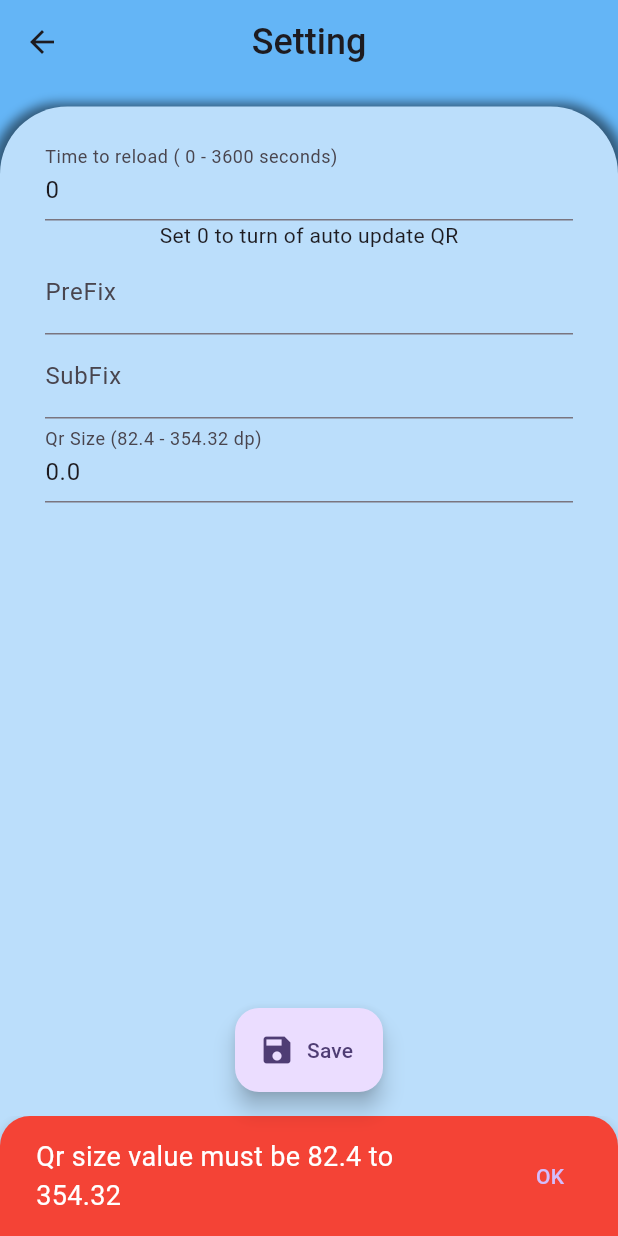
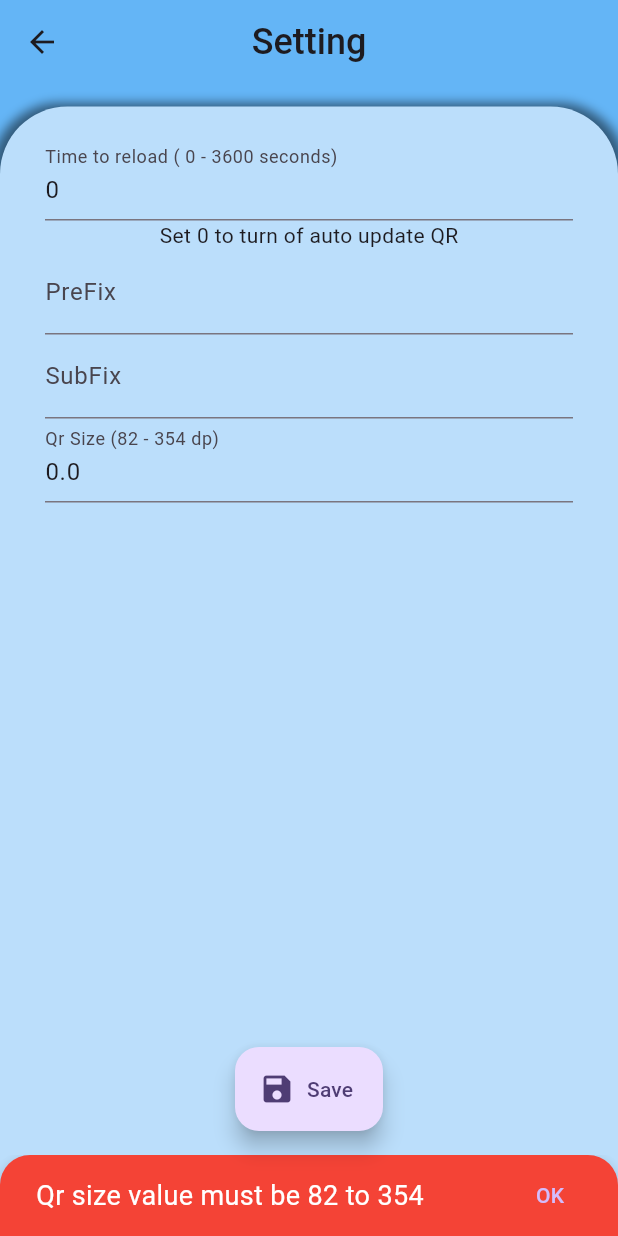
Before and after one commit to GuenKainto/qr_generator, a Flutter app: the SettingScreen screen opened directly with empty values, after a tap on "Save", on a phone screen of 412 x 824 dp. Run offline on Flutter 3.47's test engine with Material 3 defaults, Android fonts, the phone set to English and light mode, and no system bars; our stand-ins replace qr_flutter, shared_preferences; accounts and stored records are empty.

Commit message:
update ui oke :V

```diff
--- a/lib/screen/Setting_Screen.dart
+++ b/lib/screen/Setting_Screen.dart
@@ -77,9 +77,11 @@ class _SettingScreenState extends State<SettingScreen> {
   _buildQrSize(){
     final Size screenSize = MediaQuery.of(context).size;
     final double screenWidth = screenSize.width;
+    double min = screenWidth * 0.2;
+    double max = screenWidth * 0.86;
     return TextField(
       controller: controllerSizeQr,
-      decoration: InputDecoration(labelText: "Qr Size (${screenWidth * 0.2} - ${screenWidth * 0.86} dp)"),
+      decoration: InputDecoration(labelText: "Qr Size (${min.round()} - ${max.round()} dp)"),
       keyboardType: TextInputType.number,
       onChanged: (value) {
         setState(() {
@@ -102,17 +104,18 @@ class _SettingScreenState extends State<SettingScreen> {
     if(checkValQR && checkValTime){
       String resultSaving = await _dataManager.isWrote(updatedTimeAutoReset, updatedPreFix, updatedSubFix, updatedSizeQr);
       if(resultSaving == "true"){
+        widget.onSave(updatedTimeAutoReset, updatedPreFix, updatedSubFix, updatedSizeQr);
         showCustomSnackBar("Data saved successfully!", true);
-        widget.onSave(updatedTimeAutoReset, updatedPreFix, updatedSubFix, updatedSizeQr);
       }else {
         showCustomSnackBar("Error saving data: $resultSaving", false);
       }
     }else{
       if(!checkValTime) showCustomSnackBar("Time to reload value must be 0 to 3600", false);
       if(!checkValQR) {
-        final Size screenSize = MediaQuery.of(context).size;
-        final double screenWidth = screenSize.width;
-        showCustomSnackBar("Qr size value must be ${screenWidth * 0.2} to ${screenWidth * 0.86}", false);
+        final double screenWidth = MediaQuery.of(context).size.width;
+        double min = screenWidth * 0.2;
+        double max = screenWidth * 0.86;
+        showCustomSnackBar("Qr size value must be ${min.round()} to ${max.round()}", false);
       }
     }
   }
@@ -153,9 +156,12 @@ class _SettingScreenState extends State<SettingScreen> {
     return true;
   }
   bool validateQRSize(double qrSize){
-    final Size screenSize = MediaQuery.of(context).size;
-    final double screenWidth = screenSize.width;
-    if( qrSize < screenWidth * 0.2 || qrSize > screenWidth * 0.86 || controllerSizeQr.text.isEmpty) return false;
+    // final Size screenSize = MediaQuery.of(context).size;
+    // final double screenWidth = screenSize.width;
+    final double screenWidth = MediaQuery.of(context).size.width;
+    double min = screenWidth * 0.2;
+    double max = screenWidth * 0.86;
+    if( qrSize < min.round() || qrSize > max.round() || controllerSizeQr.text.isEmpty) return false;
     return true;
   }
 
```
